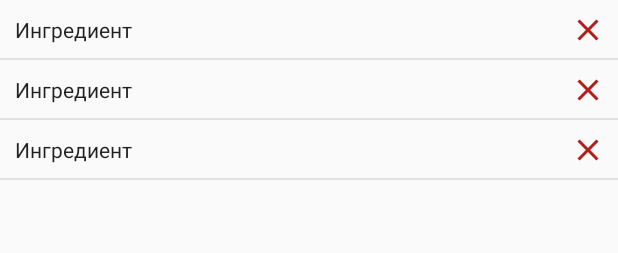
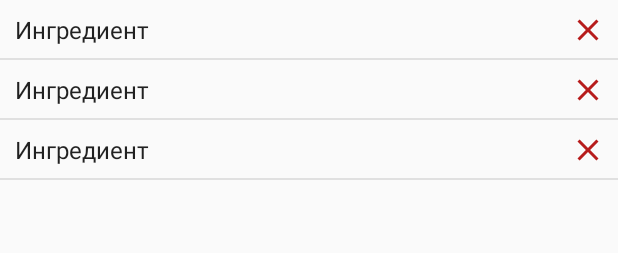
Before and after one commit to LyzhinIvan/CookBook, an Android app: the layout fragment_shoping_list.xml on its own in the app's theme, with its tools: preview values and no code run, on a phone screen of 412 x 824 dp. Shown: the top 253 px of the screen. Run offline under Robolectric (Android 15) with nearby library versions, the phone set to English and light mode, and no system bars.

Commit message:
Косметические изменения

```diff
--- a/app/src/main/res/layout/ingredient_list_item.xml
+++ b/app/src/main/res/layout/ingredient_list_item.xml
@@ -1,5 +1,5 @@
 <?xml version="1.0" encoding="utf-8"?>
-<RelativeLayout xmlns:android="http://schemas.android.com/apk/res/android"
+<LinearLayout xmlns:android="http://schemas.android.com/apk/res/android"
     android:layout_width="match_parent"
     android:background="@drawable/item_border"
     android:layout_height="40dp">
@@ -10,16 +10,21 @@
         android:id="@+id/tvCaption"
         android:text="Ингредиент"
         android:layout_marginLeft="10dp"
-        android:layout_centerVertical="true"
-        android:layout_alignParentStart="true"
-        android:textAppearance="@style/TextAppearance.AppCompat.Body1" />
+        android:textAppearance="@style/TextAppearance.AppCompat.Body1"
+        android:layout_gravity="center_vertical"
+        android:textSize="16sp" />
+
+    <View
+        android:layout_width="0dp"
+        android:layout_height="match_parent"
+        android:layout_weight="1"/>
 
     <ImageButton
         android:id="@+id/btnRemove"
         android:layout_width="40dp"
         android:layout_height="40dp"
         android:padding="8dp"
+        android:layout_marginLeft="10dp"
         android:src="@drawable/ic_close"
-        android:background="@android:color/transparent"
-        android:layout_alignParentEnd="true"/>
-</RelativeLayout>
+        android:background="@android:color/transparent"/>
+</LinearLayout>
```
Also changed, not shown: app/src/main/res/layout/ing_autocomplete_layout.xml (+3 -5 lines).
